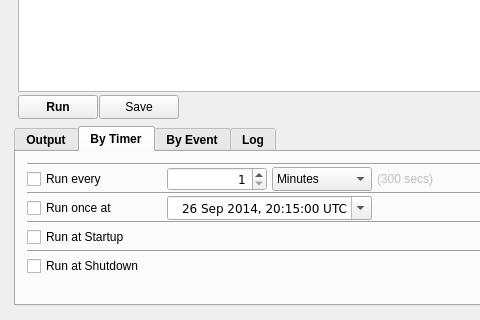
First picture: the form in Lua4RSWidget.ui, repository RetroShare/Lua4RS, before the edit; both pictures show x 0 to 480 and y 501 to 821 of the 858 by 821 pixel window.
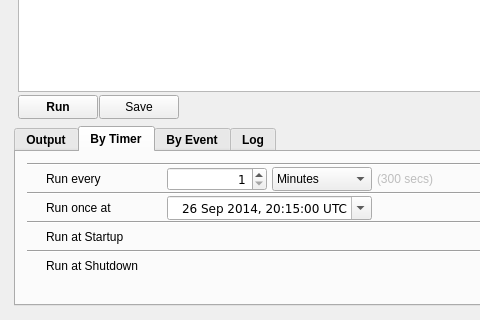
Second picture: the form after the edit. The open tabs and pages were chosen to show the change. Icons and pictures are not drawn.

```diff
--- a/Lua4RSWidget.ui
+++ b/Lua4RSWidget.ui
@@ -1578,6 +1578,9 @@
                    <property name="toolTip">
                     <string>Run the current script on an interval basis</string>
                    </property>
+                   <property name="styleSheet">
+                    <string notr="true">background:transparent;</string>
+                   </property>
                    <property name="text">
                     <string>Run every</string>
                    </property>
@@ -1764,6 +1767,9 @@
                    <property name="toolTip">
                     <string>Run the current script once at the specified time</string>
                    </property>
+                   <property name="styleSheet">
+                    <string notr="true">background:transparent;</string>
+                   </property>
                    <property name="text">
                     <string>Run once at</string>
                    </property>
@@ -1871,6 +1877,9 @@
                    <property name="toolTip">
                     <string>Run the current script only once when RS starts</string>
                    </property>
+                   <property name="styleSheet">
+                    <string notr="true">background:transparent;</string>
+                   </property>
                    <property name="text">
                     <string>Run at Startup</string>
                    </property>
@@ -1926,6 +1935,9 @@
                      <bold>false</bold>
                     </font>
                    </property>
+                   <property name="styleSheet">
+                    <string notr="true">background:transparent;</string>
+                   </property>
                    <property name="text">
                     <string>Run at Shutdown</string>
                    </property>
```
